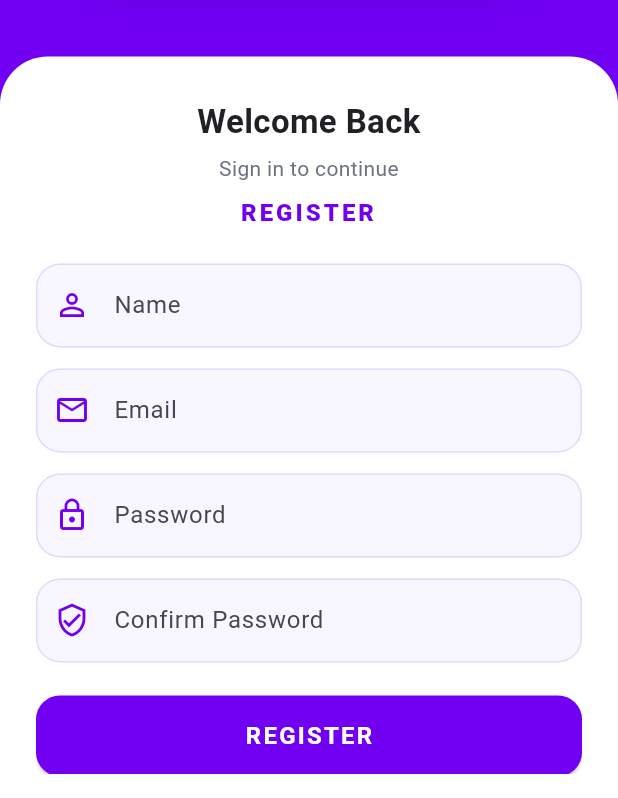
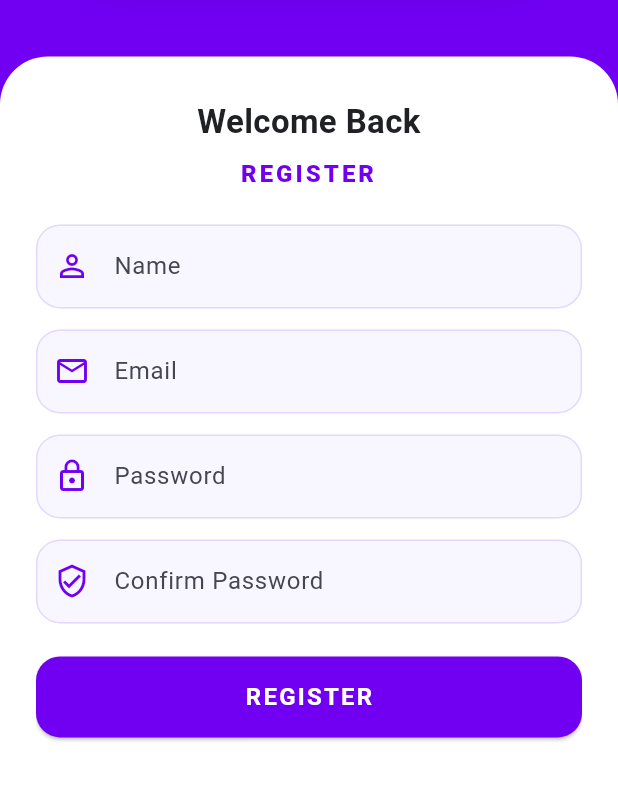
Before and after one commit to Hayyan47/Smart-Task-manager, a Flutter app: the screen it shows after launch, after a tap on "Create a new account", on a phone screen of 412 x 824 dp, the part 438-1236 px from its top. Run offline on Flutter 3.47's test engine with Material 3 defaults, Android fonts, the phone set to English and light mode, and no system bars; our stand-ins replace cloud_firestore, firebase_auth, firebase_core; accounts and stored records are empty.

Commit message:
Remove sign in subtitle from auth screens

```diff
--- a/lib/login_screen.dart
+++ b/lib/login_screen.dart
@@ -101,16 +101,6 @@ class _LoginScreenState extends State<LoginScreen> {
         child: Column(
           crossAxisAlignment: CrossAxisAlignment.stretch,
           children: [
-            const Text(
-              'Sign in to continue',
-              textAlign: TextAlign.center,
-              style: TextStyle(
-                fontSize: 20,
-                fontWeight: FontWeight.bold,
-                color: taskMateText,
-              ),
-            ),
-            const SizedBox(height: 8),
             const Text(
               'LOGIN',
               textAlign: TextAlign.center,
--- a/lib/signup_screen.dart
+++ b/lib/signup_screen.dart
@@ -95,12 +95,6 @@ class _SignupScreenState extends State<SignupScreen> {
                 color: taskMateText,
               ),
             ),
-            const SizedBox(height: 6),
-            const Text(
-              'Sign in to continue',
-              textAlign: TextAlign.center,
-              style: TextStyle(fontSize: 14, color: taskMateGrey),
-            ),
             const SizedBox(height: 8),
             const Text(
               'REGISTER',
```
